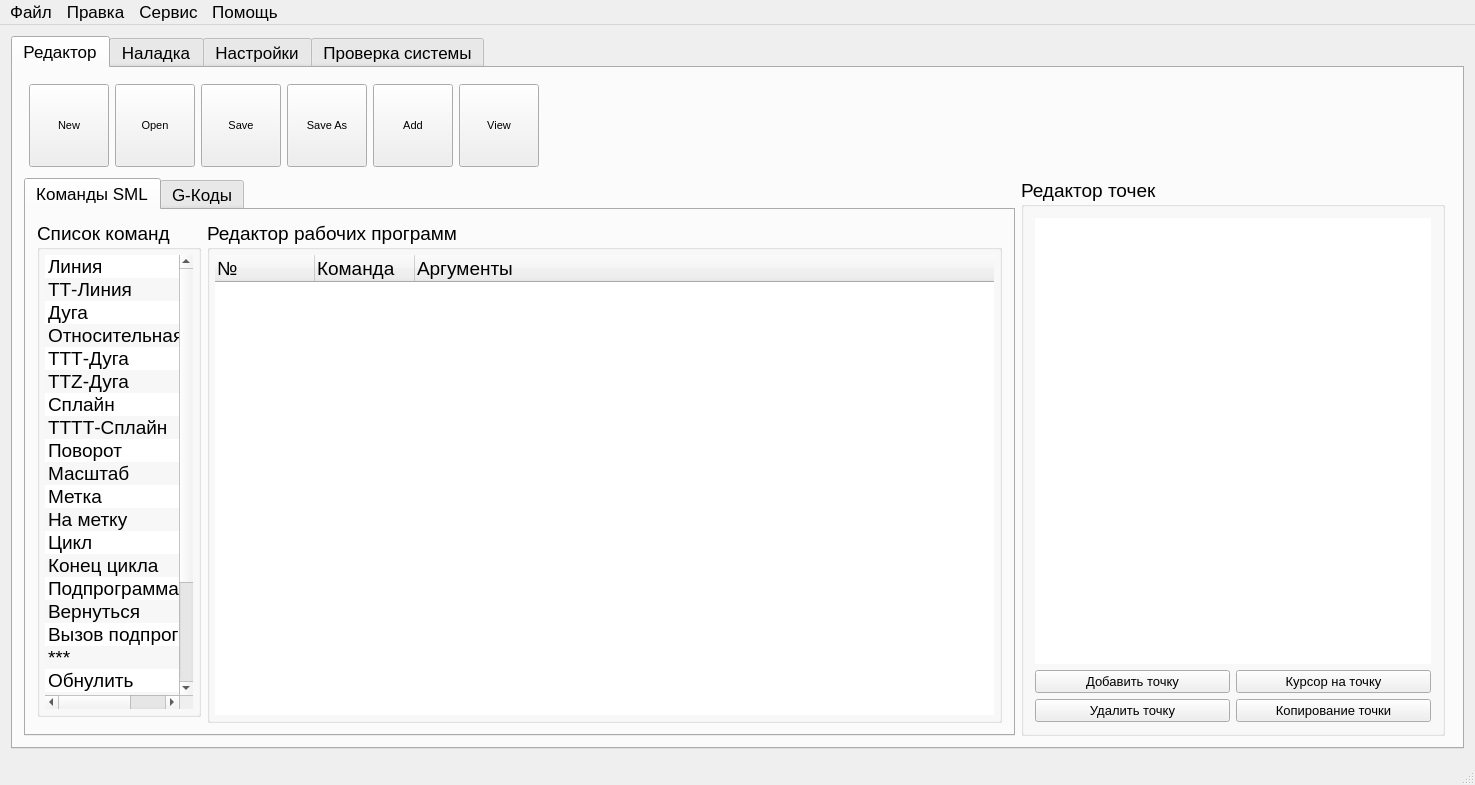
Xtail96/SML, file KAMEditor/gui/mainwindow.ui: the form before one commit.
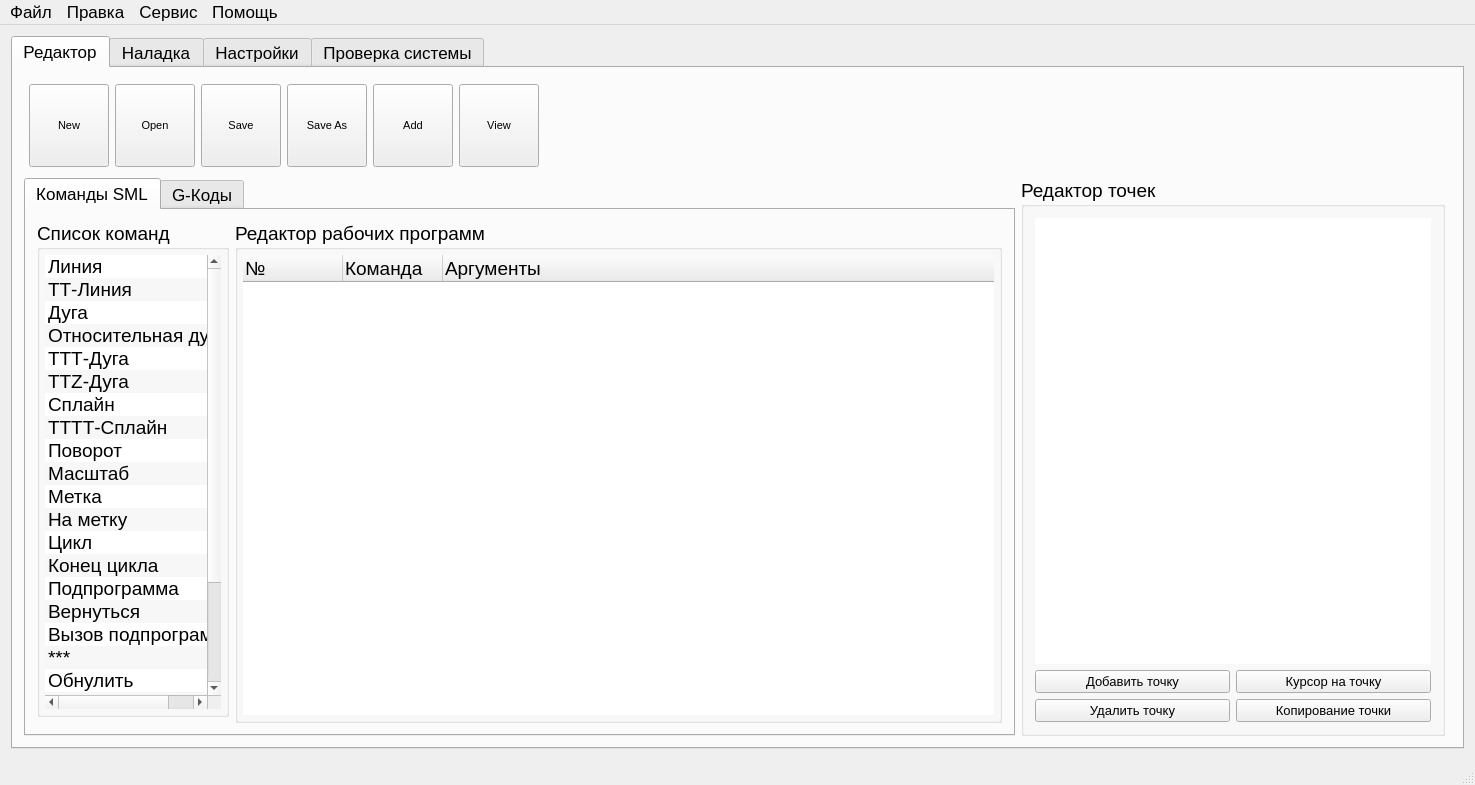
The form after the commit. The open tabs and pages were chosen to show the change. Icons and pictures are not drawn. Custom widgets are drawn as their Qt base class.

Commit message: Изменение пропорций Виджета отображения списка команд

```diff
--- a/KAMEditor/gui/mainwindow.ui
+++ b/KAMEditor/gui/mainwindow.ui
@@ -647,7 +647,7 @@
              <widget class="QGroupBox" name="programEditorGroupBox">
               <property name="sizePolicy">
                <sizepolicy hsizetype="Preferred" vsizetype="Preferred">
-                <horstretch>7</horstretch>
+                <horstretch>4</horstretch>
                 <verstretch>0</verstretch>
                </sizepolicy>
               </property>
```
Left out of the diff: 2 changed lines with no effect on the pictures.
